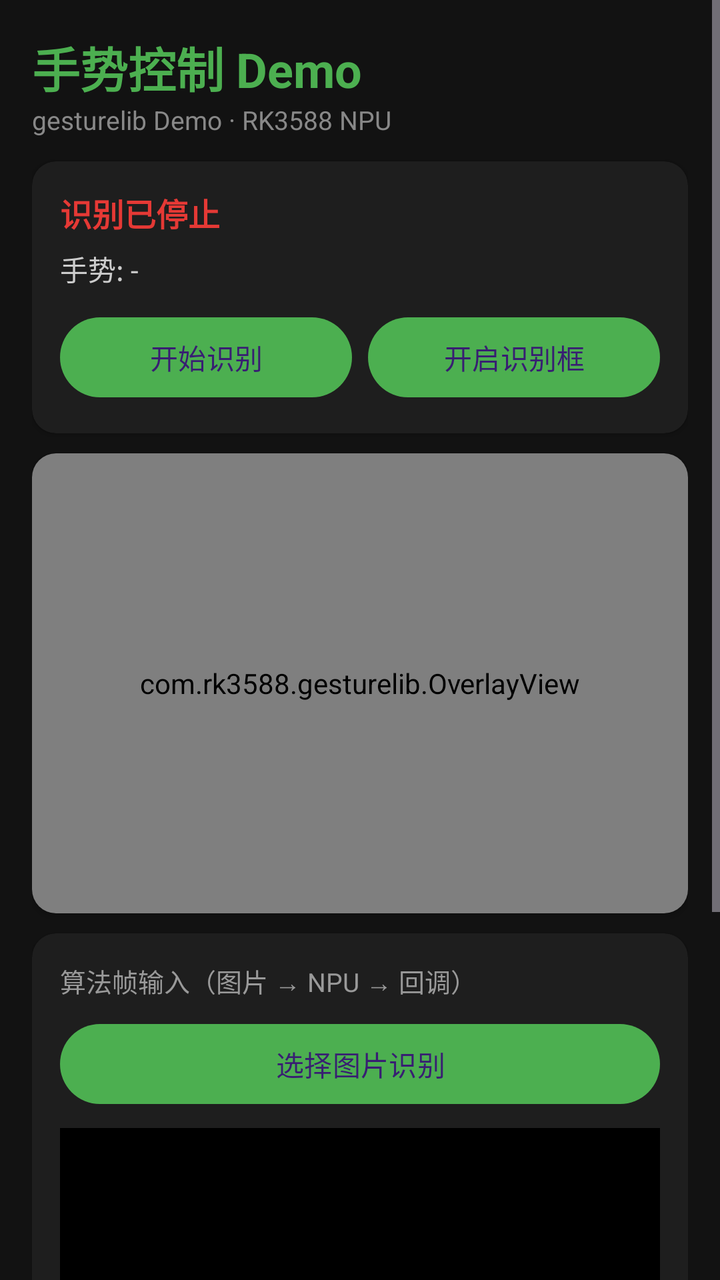
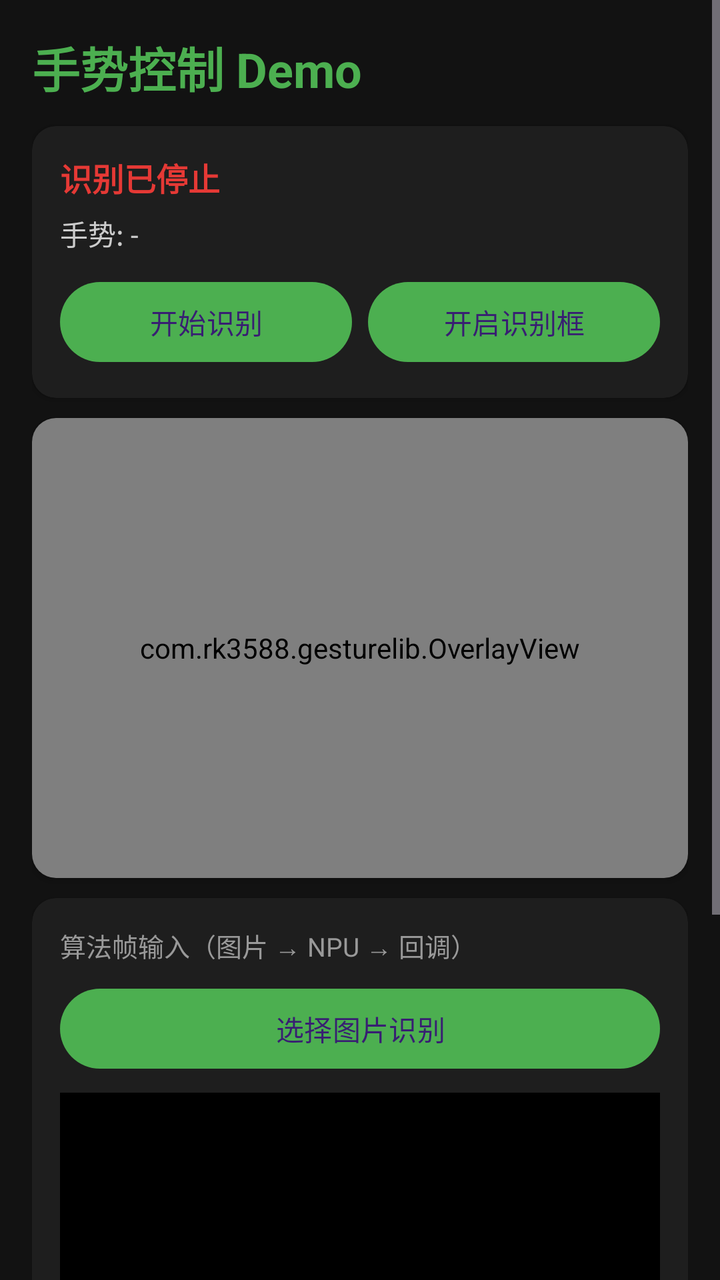

Two renders of the same Android screen: before a commit and after it. Below are the layout's source before the change and the commit's diff.
<!-- AndroidManifest.xml: application theme Theme.AirGesture -->
<!-- res/layout/activity_main.xml -->
<?xml version="1.0" encoding="utf-8"?>
<ScrollView xmlns:android="http://schemas.android.com/apk/res/android"
    android:layout_width="match_parent"
    android:layout_height="match_parent"
    android:fillViewport="true">

    <LinearLayout
        android:layout_width="match_parent"
        android:layout_height="wrap_content"
        android:orientation="vertical"
        android:padding="16dp">

        <TextView
            android:layout_width="wrap_content"
            android:layout_height="wrap_content"
            android:text="@string/app_name"
            android:textColor="#4CAF50"
            android:textSize="24sp"
            android:textStyle="bold" />

        <TextView
            android:layout_width="wrap_content"
            android:layout_height="wrap_content"
            android:text="gesturelib Demo · RK3588 NPU"
            android:textColor="#888888"
            android:textSize="13sp" />

        
        <com.google.android.material.card.MaterialCardView
            style="@style/Card"
            android:layout_width="match_parent"
            android:layout_height="wrap_content"
            android:layout_marginTop="12dp">

            <LinearLayout
                android:layout_width="match_parent"
                android:layout_height="wrap_content"
                android:orientation="vertical"
                android:padding="14dp">

                <TextView
                    android:id="@+id/tv_status"
                    android:layout_width="wrap_content"
                    android:layout_height="wrap_content"
                    android:text="识别已停止"
                    android:textColor="#E53935"
                    android:textSize="16sp"
                    android:textStyle="bold" />

                <TextView
                    android:id="@+id/tv_live"
                    android:layout_width="wrap_content"
                    android:layout_height="wrap_content"
                    android:layout_marginTop="6dp"
                    android:text="手势: -"
                    android:textColor="#CCCCCC"
                    android:textSize="14sp" />

                <LinearLayout
                    android:layout_width="match_parent"
                    android:layout_height="wrap_content"
                    android:layout_marginTop="10dp"
                    android:orientation="horizontal">

                    <Button
                        android:id="@+id/btn_toggle"
                        android:layout_width="0dp"
                        android:layout_height="wrap_content"
                        android:layout_weight="1"
                        android:text="开始识别" />

                    <Button
                        android:id="@+id/btn_overlay"
                        android:layout_width="0dp"
                        android:layout_height="wrap_content"
                        android:layout_marginStart="8dp"
                        android:layout_weight="1"
                        android:text="开启识别框" />
                </LinearLayout>
            </LinearLayout>
        </com.google.android.material.card.MaterialCardView>

        
        <com.google.android.material.card.MaterialCardView
            style="@style/Card"
            android:layout_width="match_parent"
            android:layout_height="wrap_content"
            android:layout_marginTop="10dp">

            <FrameLayout
                android:id="@+id/preview_frame"
                android:layout_width="match_parent"
                android:layout_height="230dp"
                android:background="#000000">

                <ImageView
                    android:id="@+id/preview_image"
                    android:layout_width="match_parent"
                    android:layout_height="match_parent"
                    android:scaleType="fitCenter" />

                <com.rk3588.gesturelib.OverlayView
                    android:id="@+id/overlay_view"
                    android:layout_width="match_parent"
                    android:layout_height="match_parent" />
            </FrameLayout>
        </com.google.android.material.card.MaterialCardView>

        
        <com.google.android.material.card.MaterialCardView
            style="@style/Card"
            android:layout_width="match_parent"
            android:layout_height="wrap_content"
            android:layout_marginTop="10dp">

            <LinearLayout
                android:layout_width="match_parent"
                android:layout_height="wrap_content"
                android:orientation="vertical"
                android:padding="14dp">

                <TextView
                    android:layout_width="wrap_content"
                    android:layout_height="wrap_content"
                    android:text="算法帧输入（图片 → NPU → 回调）"
                    android:textColor="#999999"
                    android:textSize="13sp" />

                <Button
                    android:id="@+id/btn_pick_image"
                    android:layout_width="match_parent"
                    android:layout_height="wrap_content"
                    android:layout_marginTop="8dp"
                    android:text="选择图片识别" />

                <ImageView
                    android:id="@+id/iv_frame"
                    android:layout_width="match_parent"
                    android:layout_height="180dp"
                    android:layout_marginTop="8dp"
                    android:background="#000000"
                    android:scaleType="fitCenter" />

                <TextView
                    android:id="@+id/tv_frame_result"
                    android:layout_width="match_parent"
                    android:layout_height="wrap_content"
                    android:layout_marginTop="8dp"
                    android:text="-"
                    android:textColor="#9FE89F"
                    android:textSize="12sp" />
            </LinearLayout>
        </com.google.android.material.card.MaterialCardView>



        
        <com.google.android.material.card.MaterialCardView
            style="@style/Card"
            android:layout_width="match_parent"
            android:layout_height="wrap_content"
            android:layout_marginTop="10dp"
            android:layout_marginBottom="20dp">

            <LinearLayout
                android:layout_width="match_parent"
                android:layout_height="wrap_content"
                android:orientation="vertical"
                android:padding="14dp">

                <TextView
                    android:layout_width="wrap_content"
                    android:layout_height="wrap_content"
                    android:text="事件"
                    android:textColor="#999999"
                    android:textSize="13sp" />

                <TextView
                    android:id="@+id/tv_log"
                    android:layout_width="match_parent"
                    android:layout_height="wrap_content"
                    android:layout_marginTop="6dp"
                    android:text="-"
                    android:textColor="#9FE89F"
                    android:textSize="12sp" />

            </LinearLayout>
        </com.google.android.material.card.MaterialCardView>
    </LinearLayout>
</ScrollView>
<!-- resources referenced by this layout -->
<resources>
  <string name="app_name">手势控制 Demo</string>
  <style name="Card" parent="Widget.Material3.CardView.Elevated">
          <item name="cardBackgroundColor">#1E1E1E</item>
          <item name="cardCornerRadius">12dp</item>
          <item name="cardElevation">2dp</item>
      </style>
  <style name="Theme.AirGesture" parent="Theme.Material3.Dark.NoActionBar">
          <item name="colorPrimary">@color/accent_npu</item>
          <item name="android:statusBarColor">@color/bg_dark</item>
          <item name="android:windowBackground">@color/bg_dark</item>
      </style>
  <color name="accent_npu">#4CAF50</color>
  <color name="bg_dark">#121212</color>
</resources>

<!-- the commit's change to res/layout/activity_main.xml (unified diff, before → after) -->
@@ -1,5 +1,6 @@
 <?xml version="1.0" encoding="utf-8"?>
 <ScrollView xmlns:android="http://schemas.android.com/apk/res/android"
+    xmlns:tools="http://schemas.android.com/tools"
     android:layout_width="match_parent"
     android:layout_height="match_parent"
     android:fillViewport="true">
@@ -17,13 +18,6 @@
             android:textColor="#4CAF50"
             android:textSize="24sp"
             android:textStyle="bold" />
-
-        <TextView
-            android:layout_width="wrap_content"
-            android:layout_height="wrap_content"
-            android:text="gesturelib Demo · RK3588 NPU"
-            android:textColor="#888888"
-            android:textSize="13sp" />
 
         
         <com.google.android.material.card.MaterialCardView
@@ -103,7 +97,9 @@
                     android:id="@+id/overlay_view"
                     android:layout_width="match_parent"
                     android:layout_height="match_parent" />
+
             </FrameLayout>
+
         </com.google.android.material.card.MaterialCardView>
 
         
@@ -152,8 +148,6 @@
             </LinearLayout>
         </com.google.android.material.card.MaterialCardView>
 
-
-
         
         <com.google.android.material.card.MaterialCardView
             style="@style/Card"
@@ -173,7 +167,7 @@
                     android:layout_height="wrap_content"
                     android:text="事件"
                     android:textColor="#999999"
-                    android:textSize="13sp" />
+                    android:textSize="18sp" />
 
                 <TextView
                     android:id="@+id/tv_log"
@@ -182,7 +176,7 @@
                     android:layout_marginTop="6dp"
                     android:text="-"
                     android:textColor="#9FE89F"
-                    android:textSize="12sp" />
+                    android:textSize="18sp" />
 
             </LinearLayout>
         </com.google.android.material.card.MaterialCardView>
